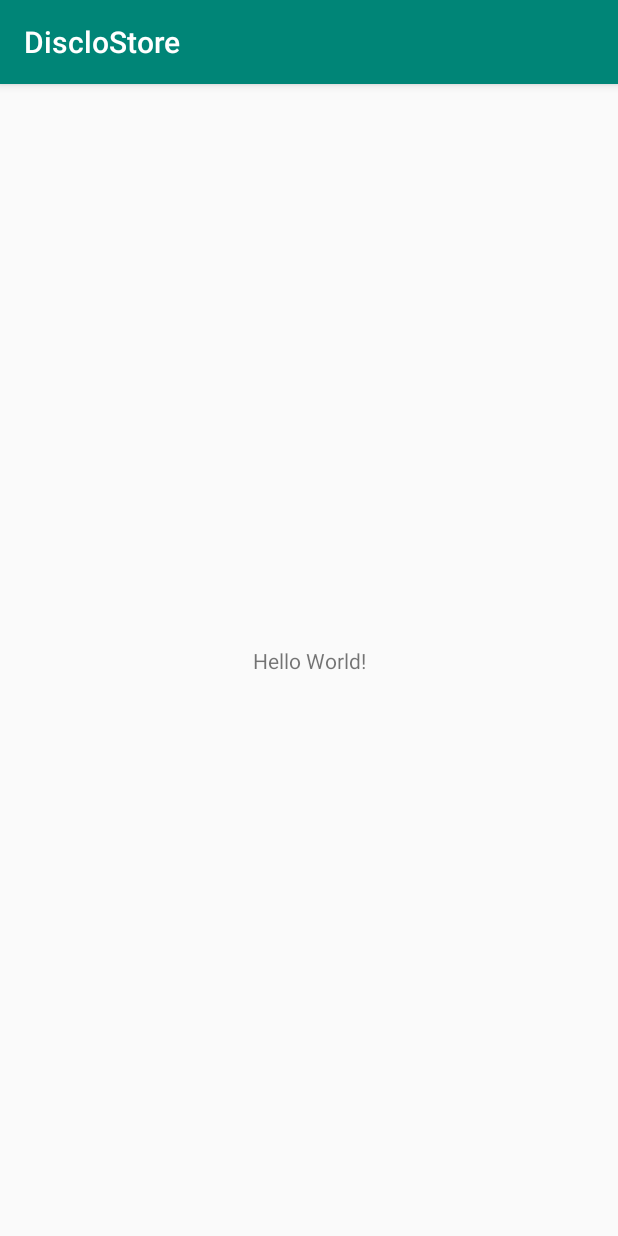
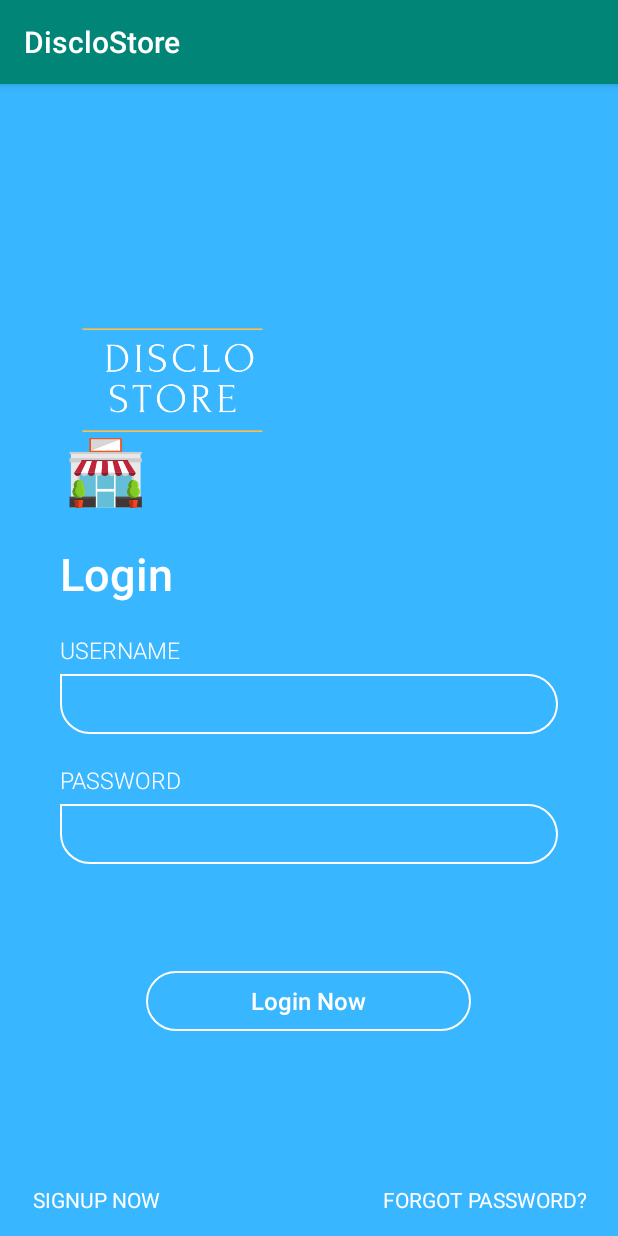
Before and after one commit to ArkanJbali/DiscloStore, an Android app: the screen it shows after launch (MainActivity before the commit, login after it), on a phone screen of 412 x 824 dp. Run offline under Robolectric (Android 15) with nearby library versions, the phone set to English and light mode, and no system bars.

Commit message:
creating login page

```diff
--- a/app/src/main/java/com/app/arkan/disclostore/MainActivity.java
+++ b/app/src/main/java/com/app/arkan/disclostore/MainActivity.java
@@ -9,7 +9,7 @@ public class MainActivity extends AppCompatActivity {
 
 //Suleiman AbdElnabi2
 //yt
-    //Mostfa Maree22
+    //Mostfa Maree2
 
     @Override
     protected void onCreate(Bundle savedInstanceState) {
--- /dev/null
+++ b/app/src/main/java/com/app/arkan/disclostore/login.java
@@ -0,0 +1,74 @@
+package com.app.arkan.disclostore;
+
+import android.content.Intent;
+import android.graphics.drawable.Drawable;
+import android.os.Build;
+import android.os.Bundle;
+import android.os.Handler;
+import android.support.annotation.RequiresApi;
+import android.support.v7.app.AppCompatActivity;
+import android.view.View;
+import android.widget.Button;
+import android.widget.EditText;
+import android.widget.RelativeLayout;
+import android.widget.TextView;
+
+public class login extends AppCompatActivity {
+    RelativeLayout rellay1, rellay2;
+    Button log;
+    int count;
+    EditText un,pass;
+    TextView wrong;
+    Handler handler = new Handler();
+    Runnable runnable = new Runnable() {
+        @Override
+        public void run() {
+            rellay1.setVisibility(View.VISIBLE);
+            rellay2.setVisibility(View.VISIBLE);
+        }
+    };
+
+    @Override
+    protected void onCreate(Bundle savedInstanceState) {
+        super.onCreate(savedInstanceState);
+        setContentView(R.layout.activity_login);
+        log=(Button)findViewById(R.id.log);
+        un=(EditText)findViewById(R.id.un);
+        pass=(EditText)findViewById(R.id.pass);
+        wrong=(TextView)findViewById(R.id.wrong);
+        rellay1 = (RelativeLayout) findViewById(R.id.rellay1);
+        rellay2 = (RelativeLayout) findViewById(R.id.rellay2);
+        final Drawable customErrorDrawable = getResources().getDrawable(R.drawable.err);
+        customErrorDrawable.setBounds(0, 0, customErrorDrawable.getIntrinsicWidth(), customErrorDrawable.getIntrinsicHeight());
+
+        final Intent i=new Intent(this,MainActivity.class);
+        handler.postDelayed(runnable, 2000); //2000 is the timeout for the splash
+        log.setOnClickListener(new View.OnClickListener() {
+
+            @RequiresApi(api = Build.VERSION_CODES.JELLY_BEAN)
+            @Override
+
+            public void onClick(View v) {
+
+                if(un.getText().toString().equals("")){
+                un.setBackground(getResources().getDrawable(R.drawable.et_bgerr));
+                    un.setError("please enter data",customErrorDrawable);
+                }
+                else {
+                    un.setBackground(getResources().getDrawable(R.drawable.et_bg));
+                    un.setError(null);
+                }
+                if(pass.getText().toString().equals("")){
+                    pass.setBackground(getResources().getDrawable(R.drawable.et_bgerr));
+                    pass.setError("please enter data",customErrorDrawable);
+                }
+                else {
+                    pass.setBackground(getResources().getDrawable(R.drawable.et_bg));
+                    pass.setError(null);
+                }
+
+            }
+        });
+
+    }
+}
--- /dev/null
+++ b/app/src/main/res/drawable-v24/btn_bg.xml
@@ -0,0 +1,15 @@
+<shape xmlns:android="http://schemas.android.com/apk/res/android"
+    android:shape="rectangle">
+
+    <corners
+        android:bottomLeftRadius="20dp"
+        android:bottomRightRadius="20dp"
+        android:topLeftRadius="20dp"
+        android:topRightRadius="20dp" />
+
+    <stroke
+
+        android:width="1dp"
+        android:color="@color/white" />
+
+</shape>
--- /dev/null
+++ b/app/src/main/res/drawable-v24/et_bg.xml
@@ -0,0 +1,14 @@
+<shape xmlns:android="http://schemas.android.com/apk/res/android"
+    android:shape="rectangle">
+
+    <corners
+        android:bottomLeftRadius="20dp"
+        android:bottomRightRadius="20dp"
+        android:topLeftRadius="0dp"
+        android:topRightRadius="20dp" />
+
+    <stroke
+        android:width="1dp"
+        android:color="@color/white" />
+
+</shape>
--- /dev/null
+++ b/app/src/main/res/drawable-v24/et_bgerr.xml
@@ -0,0 +1,15 @@
+<shape xmlns:android="http://schemas.android.com/apk/res/android"
+    android:shape="rectangle">
+
+    <corners
+        android:bottomLeftRadius="20dp"
+        android:bottomRightRadius="20dp"
+        android:topLeftRadius="0dp"
+        android:topRightRadius="20dp" />
+
+    <stroke
+
+        android:width="1dp"
+        android:color="@color/colorAccent" />
+
+</shape>
--- /dev/null
+++ b/app/src/main/res/drawable-v24/grad_bg.xml
@@ -0,0 +1,10 @@
+<shape xmlns:android="http://schemas.android.com/apk/res/android"
+    android:shape="rectangle">
+
+    <gradient
+        android:angle="0"
+        android:endColor="@color/gradStop"
+        android:startColor="@color/gradStart"
+        android:type="linear" />
+
+</shape>
--- /dev/null
+++ b/app/src/main/res/drawable-v24/ic_twitter.xml
@@ -0,0 +1,10 @@
+<?xml version="1.0" encoding="utf-8"?>
+<vector xmlns:android="http://schemas.android.com/apk/res/android"
+    android:width="80dp"
+    android:height="80dp"
+    android:viewportHeight="512"
+    android:viewportWidth="512">
+    <path
+        android:fillColor="#FFFFFF"
+        android:pathData="M512 97.248c-19.04 8.352 -39.328 13.888 -60.48 16.576 21.76 -12.992 38.368 -33.408 46.176 -58.016 -20.288 12.096 -42.688 20.64 -66.56 25.408C411.872 60.704 384.416 48 354.464 48 296.352 48 249.568 95.168 249.568 152.992c0 8.32 0.704 16.32 2.432 23.936C164.736 172.672 87.52 130.848 35.648 67.136 26.592 82.848 21.28 100.832 21.28 120.192c0 36.352 18.72 68.576 46.624 87.232 -16.864 -0.32 -33.408 -5.216 -47.424 -12.928 0 0.32 0 0.736 0 1.152 0 51.008 36.384 93.376 84.096 103.136 -8.544 2.336 -17.856 3.456 -27.52 3.456 -6.72 0 -13.504 -0.384 -19.872 -1.792 13.6 41.568 52.192 72.128 98.08 73.12 -35.712 27.936 -81.056 44.768 -130.144 44.768 -8.608 0 -16.864 -0.384 -25.12 -1.44C46.496 446.88 101.6 464 161.024 464c193.152 0 298.752 -160 298.752 -298.688 0 -4.64 -0.16 -9.12 -0.384 -13.568C480.224 136.96 497.728 118.496 512 97.248Z" />
+</vector>
--- /dev/null
+++ b/app/src/main/res/layout/activity_login.xml
@@ -0,0 +1,168 @@
+<?xml version="1.0" encoding="utf-8"?>
+<RelativeLayout xmlns:android="http://schemas.android.com/apk/res/android"
+    xmlns:app="http://schemas.android.com/apk/res-auto"
+    xmlns:tools="http://schemas.android.com/tools"
+    android:layout_width="match_parent"
+    android:layout_height="match_parent"
+    android:animateLayoutChanges="true"
+    android:background="@drawable/grad_bg"
+    tools:context=".login">
+
+    <RelativeLayout
+        android:layout_width="wrap_content"
+        android:layout_height="wrap_content"
+        android:layout_centerInParent="true"
+        android:layout_marginLeft="40dp"
+        android:layout_marginRight="40dp">
+
+        <ImageView
+            android:id="@+id/imgView_logo"
+            android:layout_width="150dp"
+            android:layout_height="150dp"
+            android:adjustViewBounds="true"
+            android:scaleType="fitCenter"
+            android:src="@drawable/mylogo" />
+
+        <RelativeLayout
+            android:id="@+id/rellay1"
+            android:layout_width="wrap_content"
+            android:layout_height="wrap_content"
+            android:layout_below="@+id/imgView_logo"
+            android:visibility="gone">
+
+            <TextView
+                android:id="@+id/tv_login"
+                android:layout_width="wrap_content"
+                android:layout_height="wrap_content"
+                android:layout_marginTop="20dp"
+                android:fontFamily="sans-serif-medium"
+                android:text="Login"
+                android:textColor="@color/white"
+                android:textSize="30sp" />
+
+            <LinearLayout
+                android:id="@+id/linlay1"
+                android:layout_width="match_parent"
+                android:layout_height="wrap_content"
+                android:layout_below="@+id/tv_login"
+                android:layout_marginTop="20dp"
+                android:orientation="vertical">
+
+                <LinearLayout
+                    android:layout_width="match_parent"
+                    android:layout_height="wrap_content"
+                    android:orientation="vertical">
+
+                    <TextView
+                        android:layout_width="wrap_content"
+                        android:layout_height="wrap_content"
+                        android:fontFamily="sans-serif-light"
+                        android:text="Username"
+                        android:textAllCaps="true"
+                        android:textColor="@color/white"
+                        android:textSize="15sp" />
+
+                    <EditText
+                        android:layout_width="match_parent"
+                        android:layout_height="40dp"
+                        android:layout_marginTop="5dp"
+                        android:id="@+id/un"
+                        android:text=""
+                        android:background="@drawable/et_bg"
+                        android:fontFamily="sans-serif-light"
+                        android:paddingLeft="15dp"
+                        android:paddingRight="15dp"
+                        android:textColor="@color/white"
+                        android:textSize="15sp" />
+
+                </LinearLayout>
+
+                <LinearLayout
+                    android:layout_width="match_parent"
+                    android:layout_height="wrap_content"
+                    android:layout_marginTop="20dp"
+                    android:orientation="vertical">
+
+                    <TextView
+                        android:layout_width="wrap_content"
+                        android:layout_height="wrap_content"
+                        android:fontFamily="sans-serif-light"
+                        android:text="Password"
+                        android:textAllCaps="true"
+                        android:textColor="@color/white"
+                        android:textSize="15sp" />
+
+                    <EditText
+                        android:id="@+id/pass"
+                        android:layout_width="match_parent"
+                        android:layout_height="40dp"
+                        android:layout_marginTop="5dp"
+                        android:background="@drawable/et_bg"
+                        android:fontFamily="sans-serif-light"
+                        android:paddingLeft="15dp"
+                        android:paddingRight="15dp"
+                        android:textColor="@color/white"
+                        android:textSize="15sp" />
+                    <TextView
+                        android:id="@+id/wrong"
+                        android:layout_width="wrap_content"
+                        android:layout_height="wrap_content"
+                        android:fontFamily="sans-serif-light"
+                        android:textAllCaps="true"
+                        android:textColor="@color/red"
+                        android:textSize="15sp" />
+                </LinearLayout>
+
+            </LinearLayout>
+
+            <Button
+                android:id="@+id/log"
+                android:layout_width="wrap_content"
+                android:layout_height="40dp"
+                android:layout_below="@+id/linlay1"
+                android:layout_centerHorizontal="true"
+                android:layout_marginTop="50dp"
+                android:background="@drawable/btn_bg"
+                android:fontFamily="sans-serif-medium"
+                android:paddingLeft="70dp"
+                android:paddingRight="70dp"
+                android:text="Login Now"
+                android:textAllCaps="false"
+                android:textColor="@color/white"
+                android:textSize="16sp" />
+
+        </RelativeLayout>
+
+    </RelativeLayout>
+
+    <RelativeLayout
+        android:id="@+id/rellay2"
+        android:layout_width="match_parent"
+        android:layout_height="wrap_content"
+        android:layout_alignParentBottom="true"
+        android:layout_marginLeft="20dp"
+        android:layout_marginRight="20dp"
+        android:visibility="gone">
+
+        <Button
+            android:layout_width="wrap_content"
+            android:layout_height="wrap_content"
+            android:background="@color/transparent"
+            android:fontFamily="sans-serif"
+            android:text="Signup Now"
+            android:textAllCaps="true"
+            android:textColor="@color/white" />
+
+        <Button
+            android:layout_width="wrap_content"
+            android:layout_height="wrap_content"
+            android:layout_alignParentRight="true"
+            android:background="@color/transparent"
+            android:fontFamily="sans-serif"
+            android:text="Forgot Password?"
+            android:textAllCaps="true"
+            android:textColor="@color/white" />
+
+    </RelativeLayout>
+
+</RelativeLayout>
--- a/app/src/main/res/values/colors.xml
+++ b/app/src/main/res/values/colors.xml
@@ -3,4 +3,9 @@
     <color name="colorPrimary">#008577</color>
     <color name="colorPrimaryDark">#00574B</color>
     <color name="colorAccent">#D81B60</color>
+    <color name="white">#FFFFFF</color>
+    <color name="transparent">#00000000</color>
+    <color name="gradStart">#38B6FF</color>
+    <color name="gradStop">#38B6FF</color>
+    <color name="red">#FF6347</color>
 </resources>
```
Also changed, not shown: app/src/main/AndroidManifest.xml (+5 -4 lines), app/src/main/res/drawable-v24/err.png (added), app/src/main/res/drawable-v24/mylogo.png (added).
